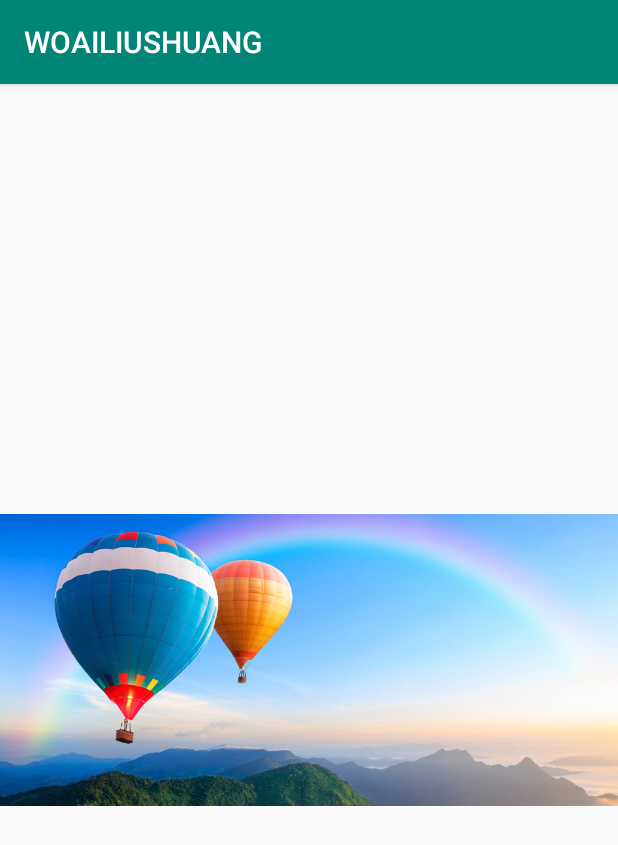
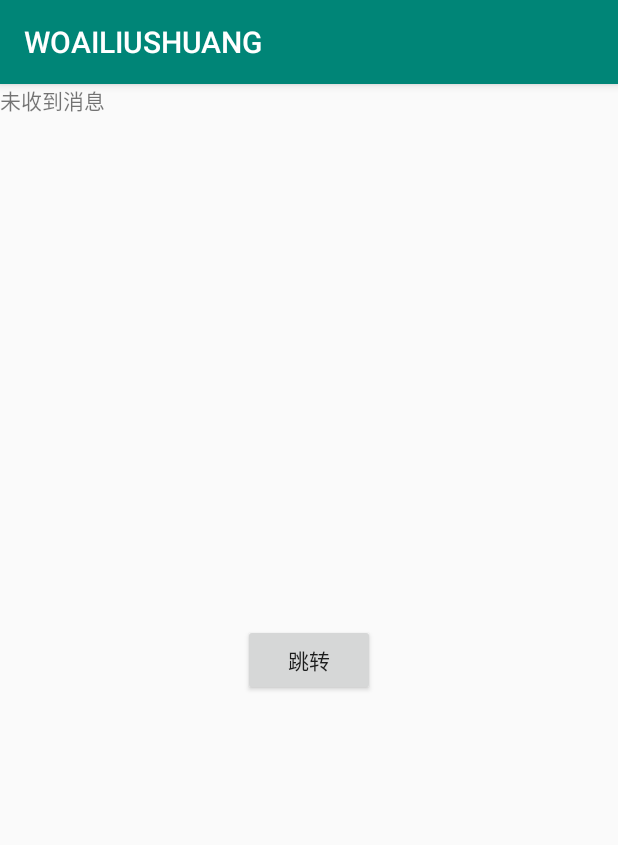
Before and after one commit to liyuxuanAdoreLi/XIAOXIANNV, an Android app: the screen it shows after launch (MainActivity), on a phone screen of 412 x 824 dp. Shown: the top 845 px of the screen. Run offline under Robolectric (Android 15) with nearby library versions, the phone set to English and light mode, and no system bars; our stand-ins replace EventBus.

Commit message:
添加EventBus依赖

```diff
--- a/app/build.gradle
+++ b/app/build.gradle
@@ -23,11 +23,12 @@ android {
 }
 
 dependencies {
-    implementation fileTree(dir: 'libs', include: ['*.jar'])
-    implementation"org.jetbrains.kotlin:kotlin-stdlib-jdk7:$kotlin_version"
+    implementation fileTree(include: ['*.jar'], dir: 'libs')
+    implementation "org.jetbrains.kotlin:kotlin-stdlib-jdk7:$kotlin_version"
     implementation 'com.android.support:appcompat-v7:28.0.0'
     implementation 'com.android.support.constraint:constraint-layout:1.1.3'
     testImplementation 'junit:junit:4.12'
     androidTestImplementation 'com.android.support.test:runner:1.0.2'
     androidTestImplementation 'com.android.support.test.espresso:espresso-core:3.0.2'
+    implementation 'org.greenrobot:eventbus:3.1.1'
 }
--- a/app/src/main/AndroidManifest.xml
+++ b/app/src/main/AndroidManifest.xml
@@ -16,6 +16,7 @@
                 <category android:name="android.intent.category.LAUNCHER" />
             </intent-filter>
         </activity>
+        <activity android:name=".SecondActivity" />
     </application>
 
 </manifest>
--- a/app/src/main/java/com/example/admin/woailiushuang/MainActivity.kt
+++ b/app/src/main/java/com/example/admin/woailiushuang/MainActivity.kt
@@ -1,46 +1,49 @@
 package com.example.admin.woailiushuang
 
 import android.content.Context
+import android.content.Intent
 import android.graphics.Bitmap
 import android.graphics.BitmapFactory
 import android.os.Bundle
-import android.os.Handler
-import android.os.Message
 import android.support.v7.app.AppCompatActivity
-import android.view.View
+import android.util.Log
+import android.widget.Toast
 import kotlinx.android.synthetic.main.activity_main.*
-
+import org.greenrobot.eventbus.EventBus
+import org.greenrobot.eventbus.Subscribe
+import org.greenrobot.eventbus.ThreadMode
 
 class MainActivity : AppCompatActivity() {
-
-    private val handler = object : Handler() {
-        override fun handleMessage(msg: Message) {
-            when (msg.what) {
-                1->{
-                }
-            }
-        }
-    }
-
     override fun onCreate(savedInstanceState: Bundle?) {
         super.onCreate(savedInstanceState)
         setContentView(R.layout.activity_main)
 
+        EventBus.getDefault().register(this)
 
-
-
-        im.setImageBitmap(getImageFromAssetFile(this,"pic1.jpg"))
-
+        toB.setOnClickListener {
+            startActivity(Intent(this, SecondActivity::class.java))
+        }
     }
 
-    public fun getImageFromAssetFile(context: Context,fileName:String):Bitmap{
-
+    public fun getImageFromAssetFile(context: Context, fileName: String): Bitmap {
         val asm = context.resources.assets
-
         val input = asm.open(fileName)
-        var bitmap = BitmapFactory.decodeStream(input)
+        val bitmap = BitmapFactory.decodeStream(input)
         input.close()
 
         return bitmap
     }
+
+    @Subscribe(threadMode = ThreadMode.MAIN)
+    fun onEventMainThread(event: MessageEvent) {
+        val msg = "onEventMainThread收到了消息：" + event.getMessage()
+        Log.d("EventBus", msg)
+        tv.setText(msg)
+        Toast.makeText(this, msg, Toast.LENGTH_LONG).show()
+    }
+
+    override fun onDestroy() {
+        super.onDestroy()
+        EventBus.getDefault().unregister(this)
+    }
 }
--- a/app/src/main/java/com/example/admin/woailiushuang/ddd.java
+++ b/app/src/main/java/com/example/admin/woailiushuang/ddd.java
@@ -9,6 +9,4 @@ import android.os.Message;
 public class ddd extends Activity {
 
 
-
-
 }
--- a/app/src/main/res/layout/activity_main.xml
+++ b/app/src/main/res/layout/activity_main.xml
@@ -7,23 +7,22 @@
     android:layout_height="match_parent"
     tools:context=".MainActivity">
 
-    <ScrollView
-        android:layout_width="match_parent"
-        android:layout_height="match_parent">
         <LinearLayout
             android:layout_gravity="center"
             android:gravity="center"
             android:layout_width="match_parent"
             android:layout_height="match_parent">
-            <ImageView
-                android:id="@+id/im"
-                android:layout_gravity="center"
-                android:layout_width="match_parent"
-                android:layout_height="match_parent"
-                />
+            <Button
+                android:text="跳转"
+                android:id="@+id/toB"
+                android:layout_width="wrap_content"
+                android:layout_height="wrap_content" />
         </LinearLayout>
 
-
-    </ScrollView>
+        <TextView
+            android:text="未收到消息"
+            android:id="@+id/tv"
+            android:layout_width="wrap_content"
+            android:layout_height="wrap_content" />
 
 </android.support.constraint.ConstraintLayout>
```
Also changed, not shown: app/src/main/java/com/example/admin/woailiushuang/MessageEvent.kt (added, +14 -0 lines), app/src/main/java/com/example/admin/woailiushuang/SecondActivity.kt (added, +25 -0 lines), app/src/main/res/layout/activity_b.xml (added, +16 -0 lines).
